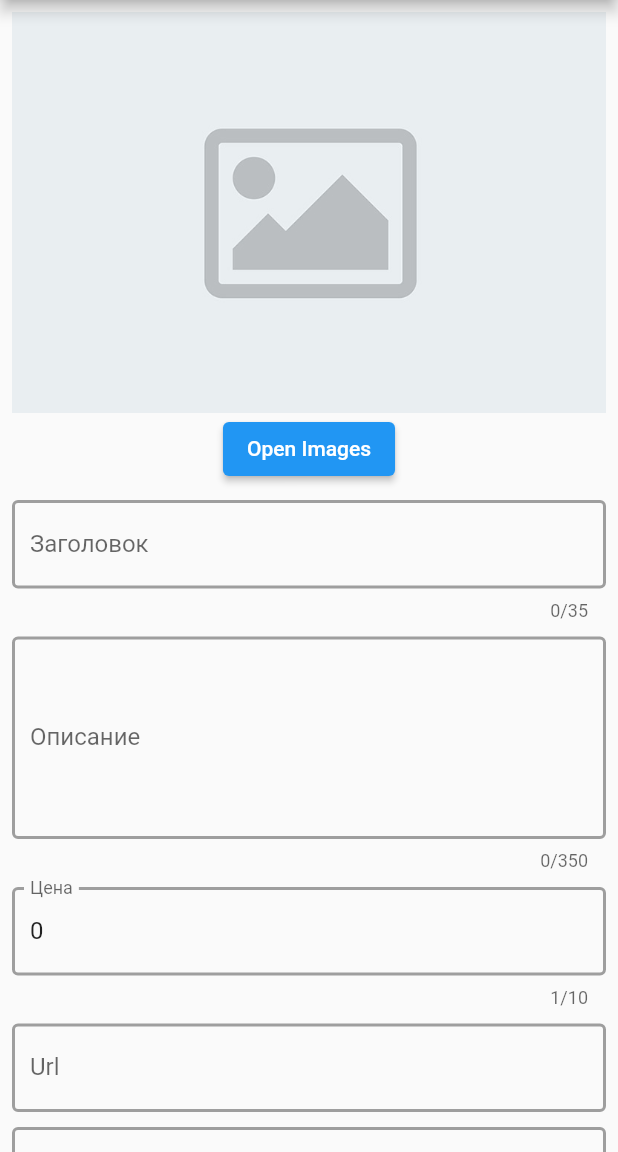
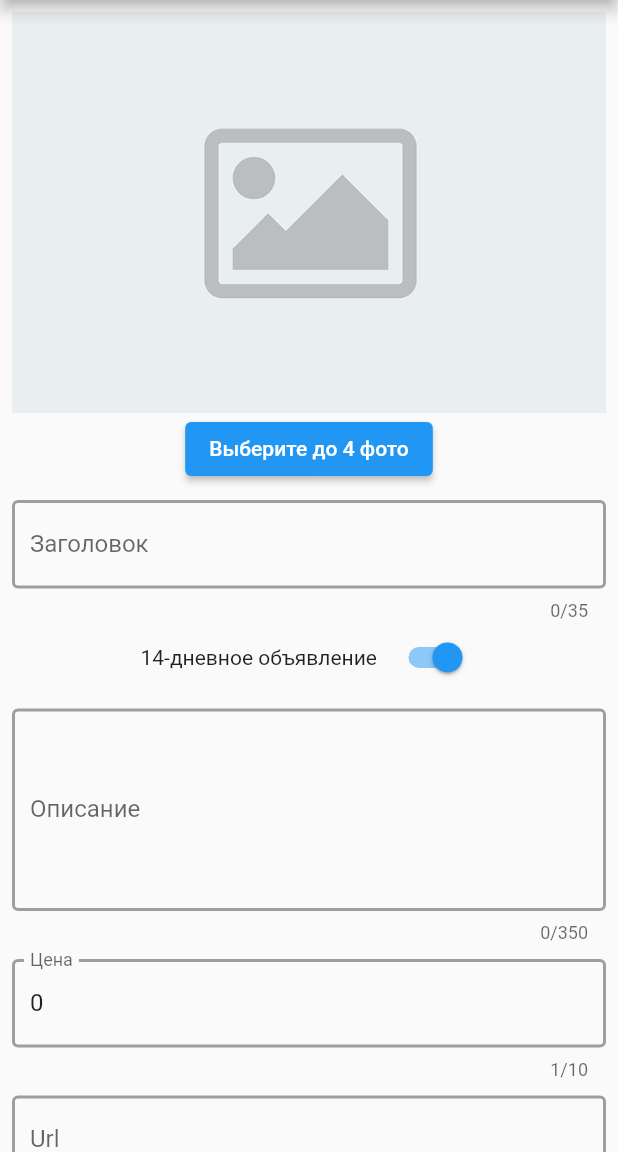
Before and after one commit to Qva3ar/shkaf, a Flutter app: the UserNotesView screen opened by its route, after a tap on the "add" icon, on a phone screen of 412 x 824 dp, the part 84-1236 px from its top. Run offline on Flutter 3.47's test engine with Material 2 defaults, Android fonts, the phone set to English and light mode, and no system bars; our stand-ins replace bloc, carousel_slider, cloud_firestore, equatable, firebase_auth, firebase_core and 9 more; missing offline and left inert: just_the_tooltip; accounts and stored records are empty; generated files the repository leaves out were written again; network calls fail.

Commit message:
design fix, add switch "14 days"

```diff
--- a/lib/services/cloud/cloud_note.dart
+++ b/lib/services/cloud/cloud_note.dart
@@ -19,6 +19,7 @@ class CloudNote {
   String? url;
   final DateTime createdAt;
   final List<String>? imagesUrls;
+  final bool shortAdd;
   CloudNote({
     required this.documentId,
     required this.ownerUserId,
@@ -31,16 +32,19 @@ class CloudNote {
     this.phone,
     this.imagesUrls,
     required this.createdAt,
+    required this.shortAdd,
   });
 
-  CloudNote.fromSnapshot(QueryDocumentSnapshot<Map<String, dynamic>> snapshot)
-      : documentId = snapshot.id,
+  CloudNote.fromSnapshot(
+    QueryDocumentSnapshot<Map<String, dynamic>> snapshot,
+  )   : documentId = snapshot.id,
         ownerUserId = snapshot.data()[ownerUserIdFieldName],
         text = snapshot.data()[textFieldName] as String,
         desc = snapshot.data()[descFieldName] ?? '',
         phone = snapshot.data()[phoneFieldName] ?? '',
         url = snapshot.data()[urlFieldName] ?? '',
         price = snapshot.data()[priceFieldName] ?? 0,
+        shortAdd = snapshot.data()[shortAddFieldName] ?? false,
         categoryId = snapshot.data()[categoryIdFieldName] ?? 0,
         mainCategoryId = snapshot.data()[mainCategoryIdFieldName] ?? 0,
         cityId = snapshot.data()[cityIdFieldName] ?? 0,
--- a/lib/services/cloud/cloud_storage_constants.dart
+++ b/lib/services/cloud/cloud_storage_constants.dart
@@ -9,3 +9,4 @@ const mainCategoryIdFieldName = 'main_category_id';
 const cityIdFieldName = 'city_id';
 const createdAtFieldName = 'created_at';
 const imageUrls = 'imageUrls';
+const shortAddFieldName = 'short_add';
--- a/lib/views/notes/notes_all.dart
+++ b/lib/views/notes/notes_all.dart
@@ -163,13 +163,13 @@ class _NotesViewState extends State<NotesAll> {
                   },
                   icon: !isOldUser
                       ? const JustTheTooltip(
-                          child: Icon(Icons.person),
                           content: Padding(
                             padding: EdgeInsets.all(8.0),
                             child: Text(
                               'Bacon ipsum dolor amet kevin turducken brisket pastrami, salami ribeye spare ribs tri-tip sirloin shoulder venison shank burgdoggen chicken pork belly. Short loin filet mignon shoulder rump beef ribs meatball kevin.',
                             ),
                           ),
+                          child: Icon(Icons.person),
                         )
                       : const Icon(Icons.person),
                 ),
@@ -220,8 +220,9 @@ class _NotesViewState extends State<NotesAll> {
                                           .selectedCityStream.value,
                                       items: TURKEY
                                           .map((e) => DropdownMenuItem(
-                                              child: Text(e['name'].toString()),
-                                              value: e['id']))
+                                              value: e['id'],
+                                              child:
+                                                  Text(e['name'].toString())))
                                           .toList(),
                                       onChanged: ((value) {
                                         setSelectedCity(
@@ -295,14 +296,19 @@ Widget bottomDetailsSheet(Function fun, double initialSize,
                 child: Padding(
                   padding: const EdgeInsets.all(10.0),
                   child: Card(
-                    elevation: 0,
+                    elevation: 5,
+                    child: SizedBox(
+                      width: 190,
+                      height: 40,
+                      child: Center(
                         child: Text(
                           selectedCat,
                           style: const TextStyle(
                               fontSize: 25,
                               fontWeight: FontWeight.bold,
-                          backgroundColor: Colors.white,
                               color: Colors.black),
+                        ),
+                      ),
                     ),
                   ),
                 ),
--- a/lib/views/notes/update_note_view.dart
+++ b/lib/views/notes/update_note_view.dart
@@ -51,6 +51,7 @@ class _CreateUpdateNoteViewState extends State<UpdateNoteView> {
   int? cityId;
   bool isSaving = false;
   bool isFirstTime = true;
+  bool shortAdd = false;
   DraggableScrollableController controller = DraggableScrollableController();
 
   final _formKey = GlobalKey<FormState>();
@@ -126,6 +127,7 @@ class _CreateUpdateNoteViewState extends State<UpdateNoteView> {
               mainCategoryId: mainCategoryId ?? 0,
               cityId: cityId ?? 0,
               imgUrls: isNewImages ? imageUrls : imagesUrls,
+              shortAdd: true,
             )
             .catchError((error, stackTrace) =>
                 {showSnackbar(context, error.toString())});
@@ -142,6 +144,7 @@ class _CreateUpdateNoteViewState extends State<UpdateNoteView> {
               mainCategoryId: mainCategoryId ?? 0,
               cityId: cityId ?? 0,
               imgUrls: isNewImages ? imageUrls : imagesUrls,
+              shortAdd: true,
             )
             .catchError(
                 (error, stackTrace) => showSnackbar(context, error.toString()));
@@ -401,7 +404,7 @@ class _CreateUpdateNoteViewState extends State<UpdateNoteView> {
                                   int pageViewIndex) =>
                               Builder(
                                 builder: (BuildContext context) {
-                                  return Container(
+                                  return SizedBox(
                                       width: MediaQuery.of(context).size.width,
                                       // margin: EdgeInsets.symmetric(horizontal: 5.0),
                                       // decoration:BoxDecoration(color: Colors.amber),
@@ -419,7 +422,7 @@ class _CreateUpdateNoteViewState extends State<UpdateNoteView> {
                       onPressed: () {
                         openImages();
                       },
-                      child: const Text("Open Images")),
+                      child: const Text("Выберите до 4 фото")),
                   const SizedBox(height: 10),
                   TextFormField(
                     maxLength: 35,
@@ -431,6 +434,7 @@ class _CreateUpdateNoteViewState extends State<UpdateNoteView> {
                     maxLines: null,
                     decoration: getInputDecoration("Заголовок"),
                   ),
+                  const SwitchShortAdds(),
                   const SizedBox(height: 10),
                   TextFormField(
                       maxLength: 350,
@@ -620,3 +624,47 @@ showSnackbar(context, message) {
   );
   ScaffoldMessenger.of(context).showSnackBar(snackBar);
 }
+
+class SwitchShortAdds extends StatefulWidget {
+  const SwitchShortAdds({Key? key}) : super(key: key);
+
+  @override
+  State<SwitchShortAdds> createState() => _SwitchShortAddsState();
+}
+
+class _SwitchShortAddsState extends State<SwitchShortAdds> {
+  bool shortAdd = true;
+
+  final MaterialStateProperty<Icon?> thumbIcon =
+      MaterialStateProperty.resolveWith<Icon?>(
+    (Set<MaterialState> states) {
+      if (states.contains(MaterialState.selected)) {
+        return const Icon(Icons.check);
+      }
+      return const Icon(Icons.close);
+    },
+  );
+
+  @override
+  Widget build(BuildContext context) {
+    return Row(
+      crossAxisAlignment: CrossAxisAlignment.center,
+      mainAxisAlignment: MainAxisAlignment.center,
+      children: [
+        const Padding(
+          padding: EdgeInsets.fromLTRB(0, 0, 8.0, 0),
+          child: Text('14-дневное объявление'),
+        ),
+        Switch(
+          thumbIcon: thumbIcon,
+          value: shortAdd,
+          onChanged: (bool value) {
+            setState(() {
+              shortAdd = value;
+            });
+          },
+        ),
+      ],
+    );
+  }
+}
```
Also changed, not shown: lib/services/cloud/firebase_cloud_storage.dart (+21 -1 lines). Lines whose indentation alone changed are shown as unchanged.
